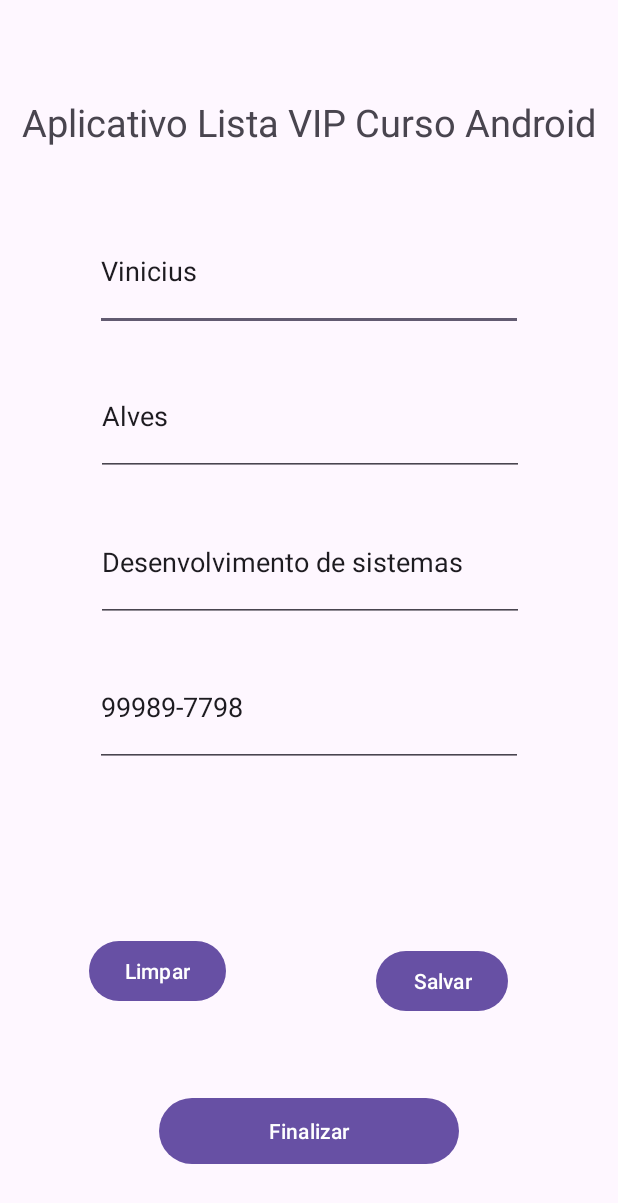
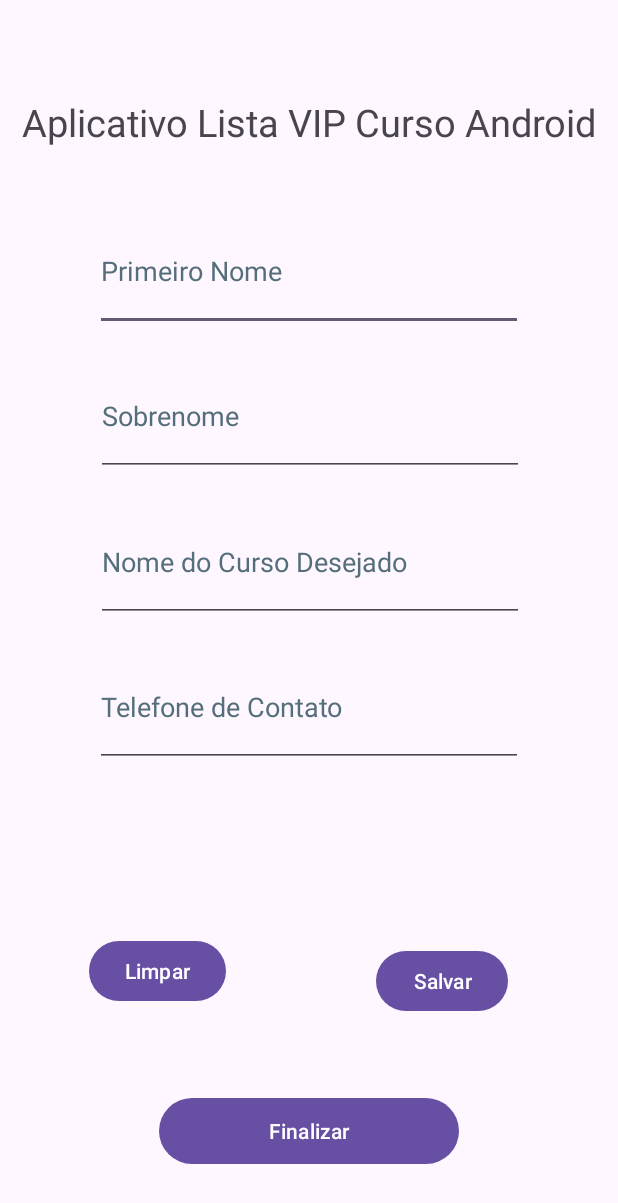
Before and after one commit to arcels1/VAIII-PORRA, an Android app: the screen it shows after launch (MainActivity), on a phone screen of 412 x 824 dp. Shown: the top 1203 px of the screen. Run offline under Robolectric (Android 15) with nearby library versions, the phone set to English and light mode, and no system bars.

Commit message:
SharedPreferences sendo usada para salvar funcionando

```diff
--- a/app/src/main/java/com/example/appnovooo/view/MainActivity.java
+++ b/app/src/main/java/com/example/appnovooo/view/MainActivity.java
@@ -26,22 +26,28 @@ public class MainActivity extends AppCompatActivity {
     Context contexto;
     Controller_pessoa controller;
     SharedPreferences listaVIP;
+
     public static final String NOME_PREFERENCES = "pref_listavip";
 
     @Override
     protected void onCreate(Bundle savedInstanceState) {
         super.onCreate(savedInstanceState);
+
         setContentView(R.layout.activity_main);
+        onClickListeners();
+        listaVIP = getSharedPreferences(NOME_PREFERENCES,MODE_PRIVATE);
+        SharedPreferences.Editor editor = listaVIP.edit();
+        listeners();
 
-        listaVIP = getSharedPreferences(NOME_PREFERENCES,MODE_PRIVATE);
-        controller= new Controller_pessoa();
-        onClickListeners();
+        contexto = (Context) salvar.getContext();
+
+        controller= new Controller_pessoa(editor,contexto,listaVIP);
         controller.iniciar(nome,sobrenome,curso,telefone);
 
     }
 
 
-        SharedPreferences.Editor editor = listaVIP.edit();
+
 
     public void listeners(){
         nome =(EditText) findViewById(R.id.primeironome);
@@ -82,7 +88,7 @@ public class MainActivity extends AppCompatActivity {
         finalizar.setOnClickListener(new View.OnClickListener() {
             @Override
             public void onClick(View v) {
-                controller.finalize(contexto);
+                controller.finalize();
                 finish();
             }
         });
@@ -91,13 +97,13 @@ public class MainActivity extends AppCompatActivity {
             public void onClick(View view) {
                 if(!error()){
                     Pessoa pessoa =new Pessoa(nome.getText().toString(),sobrenome.getText().toString(),new Curso(curso.getText().toString()),telefone.getText().toString());
-                    controller.salve(pessoa,editor,contexto);
+                    controller.salve(pessoa);
 
                 }
 
             }
         });
-        contexto = (Context) salvar.getContext();
+
     }
 
 
--- a/app/src/main/java/controller/Controller_pessoa.java
+++ b/app/src/main/java/controller/Controller_pessoa.java
@@ -7,37 +7,50 @@ import android.util.Log;
 import android.widget.EditText;
 import android.widget.Toast;
 
-import java.util.ArrayList;
-
 import model.Pessoa;
 
 public class Controller_pessoa {
-    private ArrayList<Pessoa> listaSave = new ArrayList<Pessoa>();
+    SharedPreferences.Editor editor;
+    Context contexto;
+    SharedPreferences listaVIP;
 
-
+    public Controller_pessoa(SharedPreferences.Editor editor, Context contexto, SharedPreferences listaVIP) {
+        this.editor = editor;
+        this.contexto = contexto;
+        this.listaVIP = listaVIP;
+    }
 
     //testar inicio
     @SuppressLint("SetTextI18n")
-    public void iniciar(EditText nome, EditText sobrenome, EditText curso, EditText telefone){
-        nome.setText("Vinicius");
-        sobrenome.setText("Alves");
-        curso.setText("Desenvolvimento de sistemas");
-        telefone.setText("99989-7798");
+    public void iniciar(EditText nome,EditText sobrenome, EditText curso, EditText telefone){
+        if(listaVIP.contains("Primeiro nome")){
+           nome.setText(listaVIP.getString("Primeiro nome",""));
+        }
+        if(listaVIP.contains("Sobrenome")){
+          sobrenome.setText(listaVIP.getString("Sobrenome",""));
+        }
+        if(listaVIP.contains("Curso")){
+          curso.setText(listaVIP.getString("Curso",""));
+        }
+        if(listaVIP.contains("Telefone")){
+          telefone.setText(listaVIP.getString("Telefone",""));
+        }
         Log.d("MVC CONTROLLER","Controller iniciado com sucesso");
     }
 
-    public void salve(Pessoa pessoa, SharedPreferences.Editor editor,Context contexto) {
-            listaSave.add(pessoa);
-            adicionarPreferencias(editor,pessoa);
-            Log.i("MVC CONTROLLER","Pessoa Salva ["+listaSave.size()+"]"+pessoa.toString());
+    public void salve(Pessoa pessoa) {
+            adicionarPreferencias(pessoa);
+            Log.i("MVC CONTROLLER","Pessoa Salva "+pessoa.toString());
             Toast.makeText(contexto, "Salvo com sucesso", Toast.LENGTH_SHORT).show();
         }
 
-    public void finalize(Context contexto){
-        for(int i=0; i< listaSave.size();i++){
-            Toast.makeText(contexto, (String)listaSave.get(i).toString(), Toast.LENGTH_SHORT).show();
+    public void finalize(){
+            Toast.makeText(contexto,listaVIP.getString("Primeiro nome","")+" \n"
+                    +listaVIP.getString("Sobrenome","")+" \n"
+                    +listaVIP.getString("Curso","")+" \n"
+                    +listaVIP.getString("Telefone","")+" \n",Toast.LENGTH_SHORT).show();
         }
-    }
+
 
     public void limpe(EditText nome, EditText sobrenome, EditText curso, EditText telefone){
         nome.setText("");
@@ -47,7 +60,7 @@ public class Controller_pessoa {
 
     }
 
-    private void adicionarPreferencias(SharedPreferences.Editor editor, Pessoa pessoa){
+    private void adicionarPreferencias( Pessoa pessoa){
         editor.putString("Primeiro nome", pessoa.getNome());
         editor.putString("Sobrenome", pessoa.getSobrenome());
         editor.putString("Curso", pessoa.getCurso().getNomeCurso());
```
